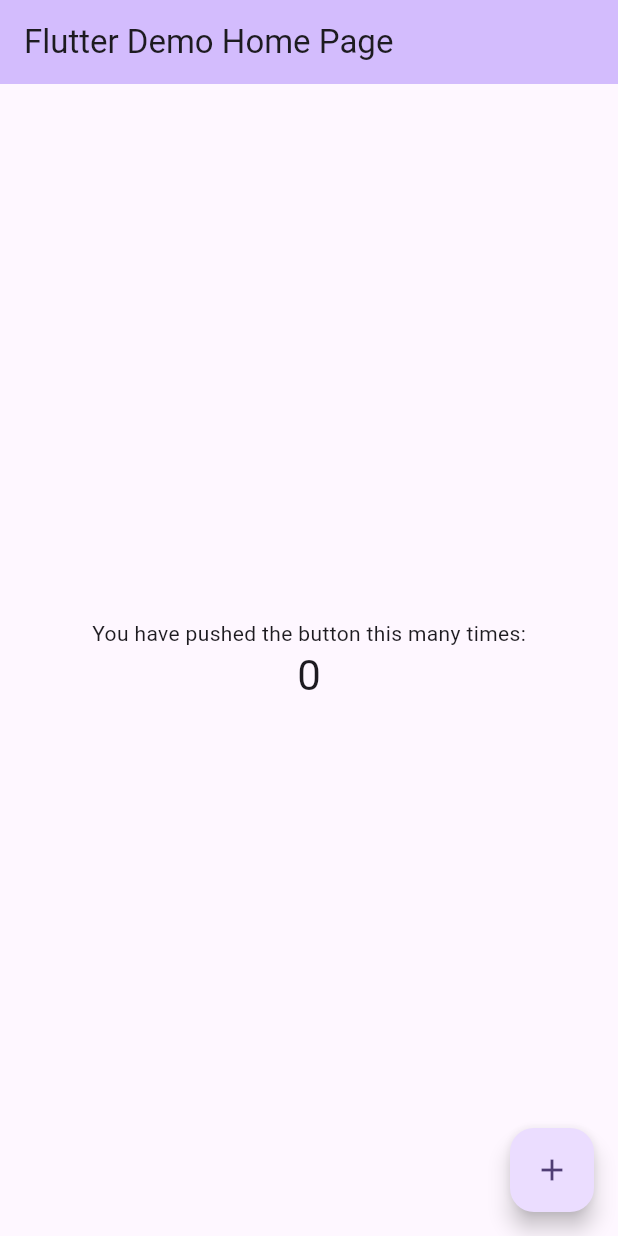
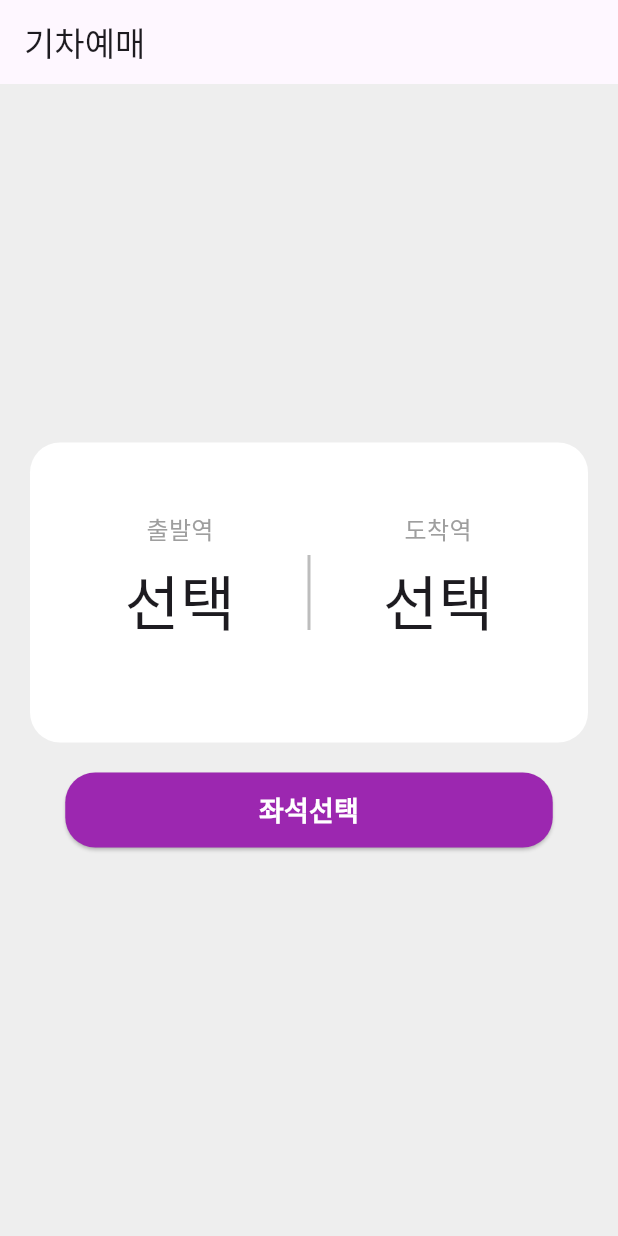
Before and after one commit to ghghtls/flutter_train_app, a Flutter app: the screen it shows after launch, on a phone screen of 412 x 824 dp. Run offline on Flutter 3.47's test engine with Material 3 defaults, Android fonts, the phone set to English and light mode, and no system bars.

Commit message:
홈페이지 디자인 초안

```diff
--- /dev/null
+++ b/lib/home_page.dart
@@ -0,0 +1,109 @@
+import 'package:flutter/material.dart';
+
+class HomePage extends StatelessWidget {
+  @override
+  Widget build(BuildContext context) {
+    return Scaffold(
+      appBar: AppBar(title: Text('기차예매')),
+      body: ColoredBox(
+        color: Colors.grey[200]!,
+        child: SizedBox.expand(
+          // 전체 화면을 채워서 가운데 정렬 가능하게 함
+          child: Column(
+            mainAxisAlignment: MainAxisAlignment.center, // 세로 가운데 정렬
+            children: [
+              Padding(
+                padding: const EdgeInsets.symmetric(horizontal: 20),
+
+                ///패딩으로 기차역 컨테이너 박스 줄이기
+                child: Container(
+                  height: 200,
+                  padding: EdgeInsets.all(16), // 내부 여백 추가 (선택)
+                  decoration: BoxDecoration(
+                    color: Colors.white,
+                    borderRadius: BorderRadius.circular(20), // 모서리 둥글게
+                  ),
+                  child: Padding(
+                    padding: const EdgeInsets.symmetric(vertical: 30),
+                    child: Center(
+                      child: Row(
+                        mainAxisAlignment: MainAxisAlignment.center,
+                        crossAxisAlignment: CrossAxisAlignment.center,
+                        mainAxisSize: MainAxisSize.min, // 위젯 크기만큼만 정렬
+                        children: [
+                          // 출발역 섹션
+                          Column(
+                            children: [
+                              Text(
+                                '출발역',
+                                style: TextStyle(
+                                  fontSize: 16,
+                                  color: Colors.grey,
+                                ),
+                              ),
+                              SizedBox(height: 8), // 간격
+                              Text('선택', style: TextStyle(fontSize: 40)),
+                            ],
+                          ),
+                          SizedBox(width: 40),
+                          Container(
+                            margin: EdgeInsets.symmetric(horizontal: 8),
+                            width: 2,
+                            height: 50,
+                            color: Colors.grey[400],
+                          ),
+
+                          SizedBox(width: 40),
+                          SizedBox(height: 24), // 출발역-도착역 간 간격 추가
+                          // 도착역 섹션
+                          Column(
+                            children: [
+                              Text(
+                                '도착역',
+                                style: TextStyle(
+                                  fontSize: 16,
+                                  color: Colors.grey,
+                                ),
+                              ),
+                              SizedBox(height: 8), // 간격
+                              Text('선택', style: TextStyle(fontSize: 40)),
+                            ],
+                          ),
+                        ],
+                      ),
+                    ),
+                  ),
+                ),
+              ),
+              Padding(
+                padding: const EdgeInsets.symmetric(vertical: 20),
+                child: ElevatedButton(
+                  onPressed: () {
+                    print('클릭');
+                  },
+
+                  style: ElevatedButton.styleFrom(
+                    fixedSize: Size(325, 50),
+                    backgroundColor: Colors.purple,
+                    shape: RoundedRectangleBorder(
+                      borderRadius: BorderRadius.circular(20), // 둥글게
+                    ),
+                  ),
+
+                  child: Text(
+                    '좌석선택',
+                    style: TextStyle(
+                      color: Colors.white,
+                      fontSize: 18,
+                      fontWeight: FontWeight.bold,
+                    ),
+                  ),
+                ),
+              ),
+            ],
+          ),
+        ),
+      ),
+    );
+  }
+}
--- a/lib/main.dart
+++ b/lib/main.dart
@@ -1,4 +1,5 @@
 import 'package:flutter/material.dart';
+import 'package:flutter_train_app/home_page.dart';
 
 void main() {
   runApp(const MyApp());
@@ -7,116 +8,8 @@ void main() {
 class MyApp extends StatelessWidget {
   const MyApp({super.key});
 
-  // This widget is the root of your application.
   @override
   Widget build(BuildContext context) {
-    return MaterialApp(
-      title: 'Flutter Demo',
-      theme: ThemeData(
-        // This is the theme of your application.
-        //
-        // TRY THIS: Try running your application with "flutter run". You'll see
-        // the application has a purple toolbar. Then, without quitting the app,
-        // try changing the seedColor in the colorScheme below to Colors.green
-        // and then invoke "hot reload" (save your changes or press the "hot
-        // reload" button in a Flutter-supported IDE, or press "r" if you used
-        // the command line to start the app).
-        //
-        // Notice that the counter didn't reset back to zero; the application
-        // state is not lost during the reload. To reset the state, use hot
-        // restart instead.
-        //
-        // This works for code too, not just values: Most code changes can be
-        // tested with just a hot reload.
-        colorScheme: ColorScheme.fromSeed(seedColor: Colors.deepPurple),
-      ),
-      home: const MyHomePage(title: 'Flutter Demo Home Page'),
-    );
+    return MaterialApp(home: HomePage());
   }
 }
-
-class MyHomePage extends StatefulWidget {
-  const MyHomePage({super.key, required this.title});
-
-  // This widget is the home page of your application. It is stateful, meaning
-  // that it has a State object (defined below) that contains fields that affect
-  // how it looks.
-
-  // This class is the configuration for the state. It holds the values (in this
-  // case the title) provided by the parent (in this case the App widget) and
-  // used by the build method of the State. Fields in a Widget subclass are
-  // always marked "final".
-
-  final String title;
-
-  @override
-  State<MyHomePage> createState() => _MyHomePageState();
-}
-
-class _MyHomePageState extends State<MyHomePage> {
-  int _counter = 0;
-
-  void _incrementCounter() {
-    setState(() {
-      // This call to setState tells the Flutter framework that something has
-      // changed in this State, which causes it to rerun the build method below
-      // so that the display can reflect the updated values. If we changed
-      // _counter without calling setState(), then the build method would not be
-      // called again, and so nothing would appear to happen.
-      _counter++;
-    });
-  }
-
-  @override
-  Widget build(BuildContext context) {
-    // This method is rerun every time setState is called, for instance as done
-    // by the _incrementCounter method above.
-    //
-    // The Flutter framework has been optimized to make rerunning build methods
-    // fast, so that you can just rebuild anything that needs updating rather
-    // than having to individually change instances of widgets.
-    return Scaffold(
-      appBar: AppBar(
-        // TRY THIS: Try changing the color here to a specific color (to
-        // Colors.amber, perhaps?) and trigger a hot reload to see the AppBar
-        // change color while the other colors stay the same.
-        backgroundColor: Theme.of(context).colorScheme.inversePrimary,
-        // Here we take the value from the MyHomePage object that was created by
-        // the App.build method, and use it to set our appbar title.
-        title: Text(widget.title),
-      ),
-      body: Center(
-        // Center is a layout widget. It takes a single child and positions it
-        // in the middle of the parent.
-        child: Column(
-          // Column is also a layout widget. It takes a list of children and
-          // arranges them vertically. By default, it sizes itself to fit its
-          // children horizontally, and tries to be as tall as its parent.
-          //
-          // Column has various properties to control how it sizes itself and
-          // how it positions its children. Here we use mainAxisAlignment to
-          // center the children vertically; the main axis here is the vertical
-          // axis because Columns are vertical (the cross axis would be
-          // horizontal).
-          //
-          // TRY THIS: Invoke "debug painting" (choose the "Toggle Debug Paint"
-          // action in the IDE, or press "p" in the console), to see the
-          // wireframe for each widget.
-          mainAxisAlignment: MainAxisAlignment.center,
-          children: <Widget>[
-            const Text('You have pushed the button this many times:'),
-            Text(
-              '$_counter',
-              style: Theme.of(context).textTheme.headlineMedium,
-            ),
-          ],
-        ),
-      ),
-      floatingActionButton: FloatingActionButton(
-        onPressed: _incrementCounter,
-        tooltip: 'Increment',
-        child: const Icon(Icons.add),
-      ), // This trailing comma makes auto-formatting nicer for build methods.
-    );
-  }
-}
--- /dev/null
+++ b/lib/seat_page.dart
@@ -0,0 +1,19 @@
+import 'package:flutter/material.dart';
+
+class SeatPage extends StatelessWidget {
+  @override
+  Widget build(BuildContext context) {
+    return Scaffold(
+      appBar: AppBar(title: Text('기차예매')),
+      body: ColoredBox(
+        color: Colors.grey[200]!,
+        child: Column(
+          mainAxisAlignment: MainAxisAlignment.center, //세로 가운데 정렬
+          children: [
+            // 위젯들
+          ],
+        ),
+      ),
+    );
+  }
+}
--- /dev/null
+++ b/lib/station_list_page.dart
@@ -0,0 +1,8 @@
+import 'package:flutter/material.dart';
+
+class StationListPage extends StatelessWidget {
+  @override
+  Widget build(BuildContext context) {
+    return Text('StationListPage');
+  }
+}
```
